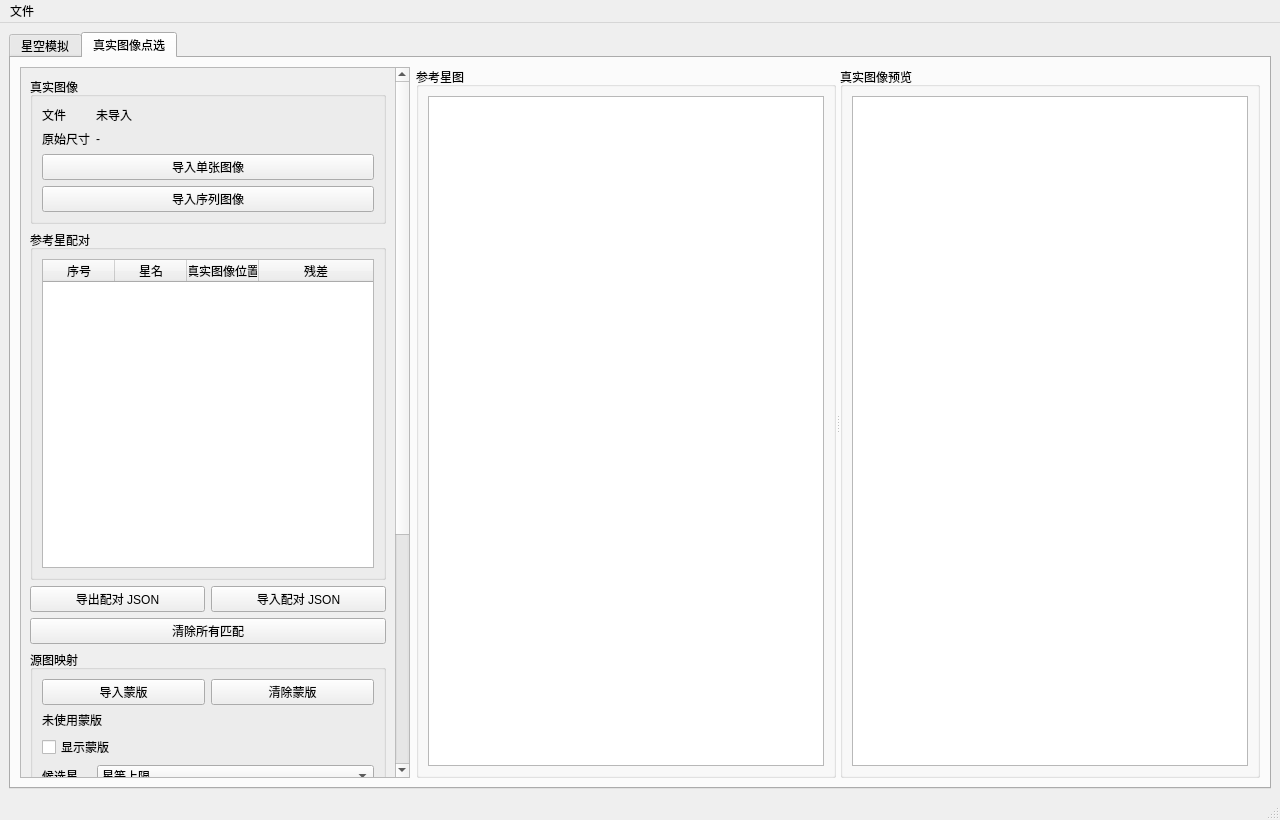
Old version of the form meteoalign/ui/main_window.ui in the repository HG731GZ/HGMeteoTool.
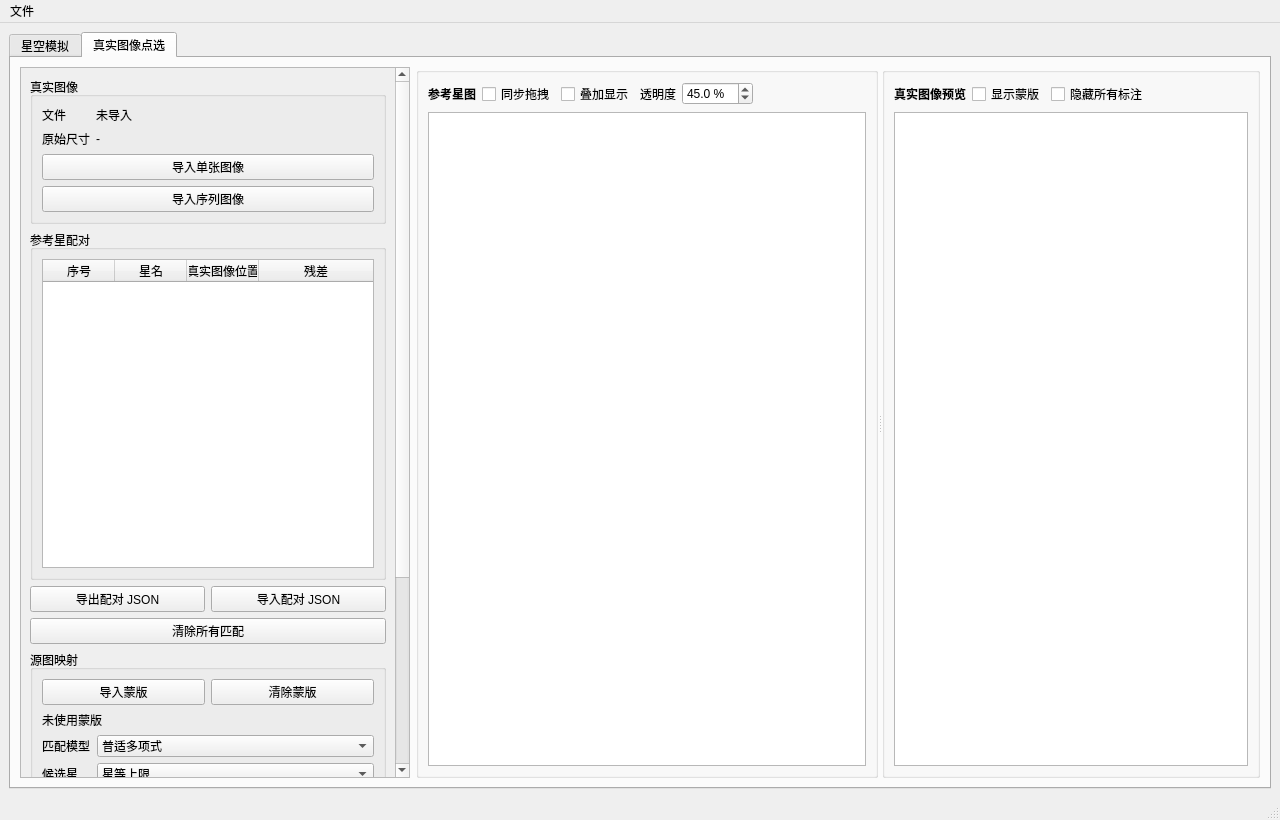
New version of the form. The open tabs and pages were chosen to show the change.

Commit message: 现在能基于已知鱼眼模型做自动匹配

Diff of the .ui file:
```diff
--- a/meteoalign/ui/main_window.ui
+++ b/meteoalign/ui/main_window.ui
@@ -626,7 +626,7 @@
              <x>0</x>
              <y>0</y>
              <width>360</width>
-             <height>980</height>
+             <height>1020</height>
             </rect>
            </property>
           <layout class="QVBoxLayout" name="verticalLayoutReferencePickSidePanel">
@@ -864,23 +864,47 @@
                 </property>
                </widget>
               </item>
-              <item>
-               <widget class="QCheckBox" name="checkBoxShowSkyMask">
-                <property name="text">
-                 <string>显示蒙版</string>
-                </property>
-               </widget>
-              </item>
               <item>
                <layout class="QFormLayout" name="formLayoutAutoMatch">
                 <item row="0" column="0">
+                 <widget class="QLabel" name="labelSkyAlignmentModel">
+                  <property name="text">
+                   <string>匹配模型</string>
+                  </property>
+                 </widget>
+                </item>
+                <item row="0" column="1">
+                 <widget class="QComboBox" name="comboBoxSkyAlignmentModel">
+                  <item>
+                   <property name="text">
+                    <string>普适多项式</string>
+                   </property>
+                  </item>
+                  <item>
+                   <property name="text">
+                    <string>普通广角透视</string>
+                   </property>
+                  </item>
+                  <item>
+                   <property name="text">
+                    <string>等距鱼眼</string>
+                   </property>
+                  </item>
+                  <item>
+                   <property name="text">
+                    <string>等立体角鱼眼</string>
+                   </property>
+                  </item>
+                 </widget>
+                </item>
+                <item row="1" column="0">
                  <widget class="QLabel" name="labelAutoMatchMode">
                   <property name="text">
                    <string>候选星</string>
                   </property>
                  </widget>
                 </item>
-                <item row="0" column="1">
+                <item row="1" column="1">
                  <widget class="QComboBox" name="comboBoxAutoMatchMode">
                   <item>
                    <property name="text">
@@ -894,14 +918,14 @@
                   </item>
                  </widget>
                 </item>
-                <item row="1" column="0">
+                <item row="2" column="0">
                  <widget class="QLabel" name="labelAutoMatchMagLimit">
                   <property name="text">
                    <string>星等上限</string>
                   </property>
                  </widget>
                 </item>
-                <item row="1" column="1">
+                <item row="2" column="1">
                  <widget class="QDoubleSpinBox" name="doubleSpinBoxAutoMatchMagLimit">
                   <property name="decimals">
                    <number>1</number>
@@ -923,14 +947,14 @@
                   </property>
                  </widget>
                 </item>
-                <item row="2" column="0">
+                <item row="3" column="0">
                  <widget class="QLabel" name="labelAutoMatchCount">
                   <property name="text">
                    <string>固定数量</string>
                   </property>
                  </widget>
                 </item>
-                <item row="2" column="1">
+                <item row="3" column="1">
                  <widget class="QSpinBox" name="spinBoxAutoMatchCount">
                   <property name="minimum">
                    <number>10</number>
@@ -946,14 +970,14 @@
                   </property>
                  </widget>
                 </item>
-                <item row="3" column="0">
+                <item row="4" column="0">
                  <widget class="QLabel" name="labelAutoMatchRadius">
                   <property name="text">
                    <string>搜索半径</string>
                   </property>
                  </widget>
                 </item>
-                <item row="3" column="1">
+                <item row="4" column="1">
                  <widget class="QSpinBox" name="spinBoxAutoMatchRadius">
                   <property name="minimum">
                    <number>4</number>
@@ -996,13 +1020,13 @@
              <property name="minimumSize">
               <size>
                <width>0</width>
-               <height>170</height>
+               <height>80</height>
               </size>
              </property>
              <property name="maximumSize">
               <size>
                <width>16777215</width>
-               <height>170</height>
+               <height>80</height>
               </size>
              </property>
              <layout class="QVBoxLayout" name="verticalLayoutReferenceAlignment">
@@ -1034,63 +1058,6 @@
                 </property>
                </widget>
               </item>
-              <item>
-               <widget class="QCheckBox" name="checkBoxOverlayReferenceMap">
-                <property name="text">
-                 <string>叠加实时星空到真实预览</string>
-                </property>
-               </widget>
-              </item>
-              <item>
-               <layout class="QHBoxLayout" name="horizontalLayoutReferenceOverlayOpacity">
-                <item>
-                 <widget class="QLabel" name="labelReferenceOverlayOpacityTitle">
-                  <property name="text">
-                   <string>透明度</string>
-                  </property>
-                 </widget>
-                </item>
-                <item>
-                 <widget class="QSlider" name="horizontalSliderReferenceOverlayOpacity">
-                  <property name="minimum">
-                   <number>0</number>
-                  </property>
-                  <property name="maximum">
-                   <number>100</number>
-                  </property>
-                  <property name="value">
-                   <number>45</number>
-                  </property>
-                  <property name="orientation">
-                   <enum>Qt::Horizontal</enum>
-                  </property>
-                 </widget>
-                </item>
-                <item>
-                 <widget class="QLabel" name="labelReferenceOverlayOpacityValue">
-                  <property name="minimumSize">
-                   <size>
-                    <width>42</width>
-                    <height>0</height>
-                   </size>
-                  </property>
-                  <property name="alignment">
-                   <set>Qt::AlignRight|Qt::AlignTrailing|Qt::AlignVCenter</set>
-                  </property>
-                  <property name="text">
-                   <string>45%</string>
-                  </property>
-                 </widget>
-                </item>
-               </layout>
-              </item>
-              <item>
-               <widget class="QCheckBox" name="checkBoxSyncReferenceAndRealView">
-                <property name="text">
-                 <string>同步实时星空与真实预览拖动缩放</string>
-                </property>
-               </widget>
-              </item>
              </layout>
             </widget>
            </item>
@@ -1118,9 +1085,82 @@
           </property>
           <widget class="QGroupBox" name="groupBoxReferencePreview">
            <property name="title">
-            <string>参考星图</string>
+            <string/>
            </property>
            <layout class="QVBoxLayout" name="verticalLayoutReferencePreview">
+            <item>
+             <layout class="QHBoxLayout" name="horizontalLayoutReferencePreviewHeader">
+              <item>
+               <widget class="QLabel" name="labelReferencePreviewTitle">
+                <property name="font">
+                 <font>
+                  <weight>75</weight>
+                  <bold>true</bold>
+                 </font>
+                </property>
+                <property name="text">
+                 <string>参考星图</string>
+                </property>
+               </widget>
+              </item>
+              <item>
+               <widget class="QCheckBox" name="checkBoxSyncReferenceAndRealView">
+                <property name="text">
+                 <string>同步拖拽</string>
+                </property>
+               </widget>
+              </item>
+              <item>
+               <widget class="QCheckBox" name="checkBoxOverlayReferenceMap">
+                <property name="text">
+                 <string>叠加显示</string>
+                </property>
+               </widget>
+              </item>
+              <item>
+               <widget class="QLabel" name="labelReferenceOverlayOpacityTitle">
+                <property name="text">
+                 <string>透明度</string>
+                </property>
+               </widget>
+              </item>
+              <item>
+               <widget class="QDoubleSpinBox" name="doubleSpinBoxReferenceOverlayOpacity">
+                <property name="decimals">
+                 <number>1</number>
+                </property>
+                <property name="minimum">
+                 <double>0.000000000000000</double>
+                </property>
+                <property name="maximum">
+                 <double>100.000000000000000</double>
+                </property>
+                <property name="singleStep">
+                 <double>5.000000000000000</double>
+                </property>
+                <property name="value">
+                 <double>45.000000000000000</double>
+                </property>
+                <property name="suffix">
+                 <string> %</string>
+                </property>
+               </widget>
+              </item>
+              <item>
+               <spacer name="horizontalSpacerReferencePreviewHeader">
+                <property name="orientation">
+                 <enum>Qt::Horizontal</enum>
+                </property>
+                <property name="sizeHint" stdset="0">
+                 <size>
+                  <width>40</width>
+                  <height>20</height>
+                 </size>
+                </property>
+               </spacer>
+              </item>
+             </layout>
+            </item>
             <item>
              <widget class="QGraphicsView" name="referenceImageView">
               <property name="backgroundBrush">
@@ -1147,9 +1187,53 @@
           </widget>
           <widget class="QGroupBox" name="groupBoxRealImagePreview">
            <property name="title">
-            <string>真实图像预览</string>
+            <string/>
            </property>
            <layout class="QVBoxLayout" name="verticalLayoutRealImagePreview">
+            <item>
+             <layout class="QHBoxLayout" name="horizontalLayoutRealImagePreviewHeader">
+              <item>
+               <widget class="QLabel" name="labelRealImagePreviewTitle">
+                <property name="font">
+                 <font>
+                  <weight>75</weight>
+                  <bold>true</bold>
+                 </font>
+                </property>
+                <property name="text">
+                 <string>真实图像预览</string>
+                </property>
+               </widget>
+              </item>
+              <item>
+               <widget class="QCheckBox" name="checkBoxShowSkyMask">
+                <property name="text">
+                 <string>显示蒙版</string>
+                </property>
+               </widget>
+              </item>
+              <item>
+               <widget class="QCheckBox" name="checkBoxHideAllAnnotations">
+                <property name="text">
+                 <string>隐藏所有标注</string>
+                </property>
+               </widget>
+              </item>
+              <item>
+               <spacer name="horizontalSpacerRealImagePreviewHeader">
+                <property name="orientation">
+                 <enum>Qt::Horizontal</enum>
+                </property>
+                <property name="sizeHint" stdset="0">
+                 <size>
+                  <width>40</width>
+                  <height>20</height>
+                 </size>
+                </property>
+               </spacer>
+              </item>
+             </layout>
+            </item>
             <item>
              <widget class="QGraphicsView" name="realImageView">
               <property name="backgroundBrush">
```
The commit also changes 8 other files.
